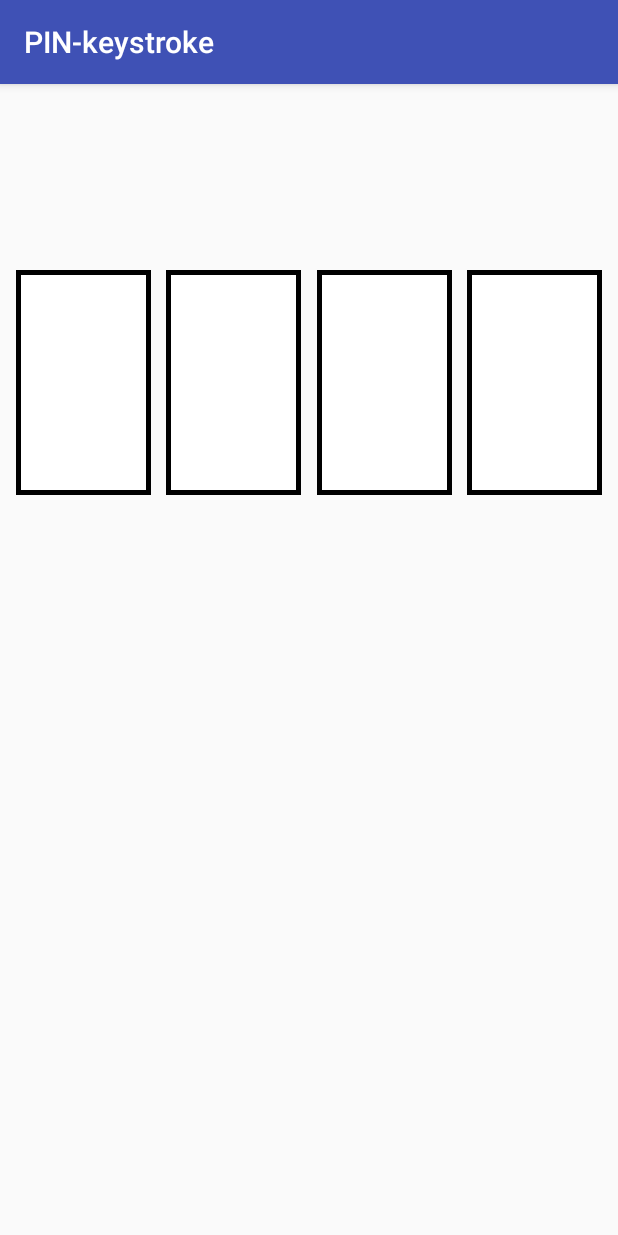
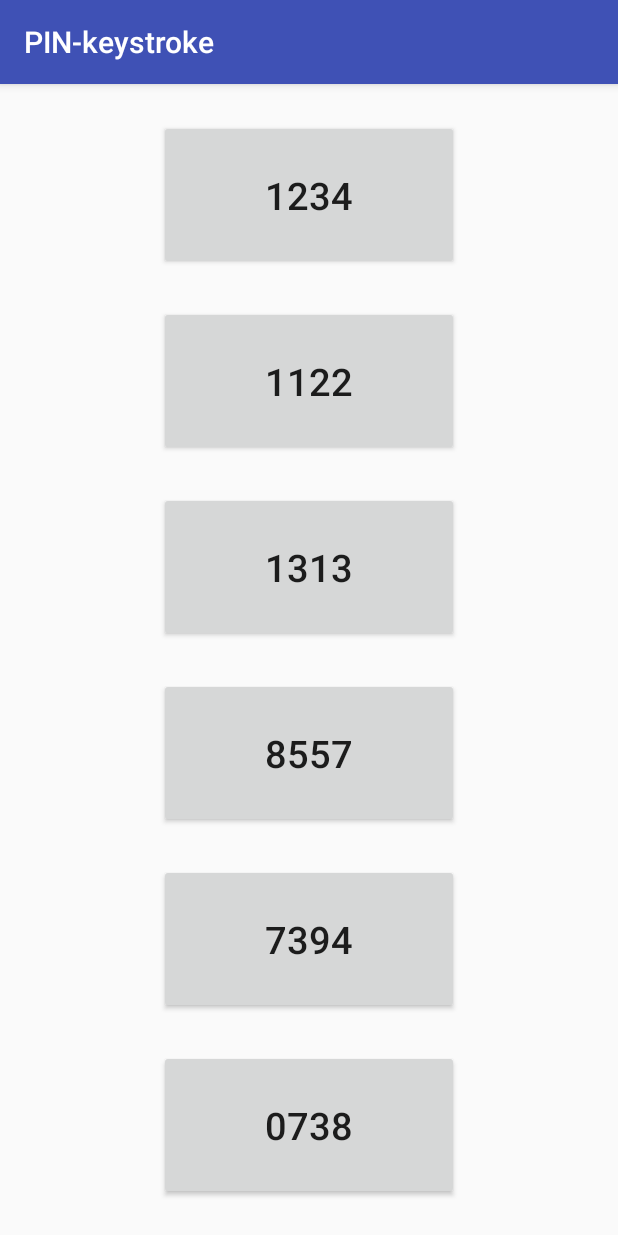
Before and after one commit to hannahmunoz/PIN-keystroke, an Android app: the TrainingMain screen opened directly, with no data from a screen before it, after a tap on "NEW USER", on a phone screen of 412 x 824 dp. Run offline under Robolectric (Android 15) with nearby library versions, the phone set to English and light mode, and no system bars.

```diff
--- a/PIN-keystroke/app/src/main/AndroidManifest.xml
+++ b/PIN-keystroke/app/src/main/AndroidManifest.xml
@@ -18,6 +18,9 @@
         </activity>
         <activity android:label="@string/app_name" android:name=".TrainingMain"/>
         <activity android:label="@string/app_name" android:name=".TrainingPIN"/>
+        <activity android:label="@string/app_name" android:name=".Thanks"/>
+        <activity android:label="@string/app_name" android:name=".PinChoice"/>
+
     </application>
 
 </manifest>
--- /dev/null
+++ b/PIN-keystroke/app/src/main/java/com/example/hannah/pin_keystroke/PinChoice.java
@@ -0,0 +1,70 @@
+package com.example.hannah.pin_keystroke;
+
+import android.content.Intent;
+import android.os.Bundle;
+import android.support.v7.app.AppCompatActivity;
+import android.view.View;
+import android.widget.Button;
+
+/**
+ * Created by hannah on 5/3/17.
+ */
+
+public class PinChoice extends AppCompatActivity implements View.OnClickListener{
+
+
+    @Override
+    protected void onCreate(Bundle savedInstanceState) {
+        super.onCreate(savedInstanceState);
+
+        //create the layout
+        setContentView(R.layout.pin_choice);
+
+        Button set1 = (Button) findViewById(R.id.set1);
+        set1.setOnClickListener(this);
+
+        Button set2 = (Button) findViewById(R.id.set2);
+        set2.setOnClickListener(this);
+
+        Button set3 = (Button) findViewById(R.id.set3);
+        set3.setOnClickListener(this);
+
+        Button set4 = (Button) findViewById(R.id.set4);
+        set4.setOnClickListener(this);
+
+        Button set5 = (Button) findViewById(R.id.set5);
+        set5.setOnClickListener(this);
+
+        Button set6 = (Button) findViewById(R.id.set6);
+        set6.setOnClickListener(this);
+
+    }
+
+    @Override
+    public void onClick(View v) {
+        Intent intent = new Intent(v.getContext(), TrainingPIN.class);
+        switch (v.getId()){
+            case (R.id.set1):
+                //go to training main
+                intent.putExtra("correct", "1234");
+                break;
+            case (R.id.set2):
+                intent.putExtra("correct", "1122");
+                break;
+            case (R.id.set3):
+                intent.putExtra("correct", "1312");
+                break;
+            case (R.id.set4):
+                intent.putExtra("correct", "8557");
+                break;
+            case (R.id.set5):
+                intent.putExtra("correct", "7394");
+                break;
+            case (R.id.set6):
+                intent.putExtra("correct", "0738");
+                break;
+        }
+        startActivity(intent);
+
+    }
+}
--- a/PIN-keystroke/app/src/main/java/com/example/hannah/pin_keystroke/TrainingMain.java
+++ b/PIN-keystroke/app/src/main/java/com/example/hannah/pin_keystroke/TrainingMain.java
@@ -32,7 +32,7 @@ public class TrainingMain extends AppCompatActivity implements View.OnClickListe
         switch (v.getId()){
             case (R.id.newUser):
                 //go to training main
-                Intent intent = new Intent(v.getContext(), TrainingPIN.class);
+                Intent intent = new Intent(v.getContext(), PinChoice.class);
                 startActivity(intent);
                 break;
             case (R.id.returningUser):
--- /dev/null
+++ b/PIN-keystroke/app/src/main/res/layout/pin_choice.xml
@@ -0,0 +1,107 @@
+<?xml version="1.0" encoding="utf-8"?>
+<android.support.constraint.ConstraintLayout xmlns:android="http://schemas.android.com/apk/res/android"
+    xmlns:app="http://schemas.android.com/apk/res-auto"
+    xmlns:tools="http://schemas.android.com/tools"
+    android:orientation="vertical"
+    android:layout_width="match_parent"
+    android:layout_height="match_parent"
+    tools:layout_editor_absoluteY="89dp"
+    tools:layout_editor_absoluteX="0dp">
+
+    <Button
+        android:id="@+id/set1"
+        android:layout_width="200dp"
+        android:layout_height="100dp"
+        android:textSize="25dp"
+        android:text="1234"
+        app:layout_constraintRight_toRightOf="parent"
+        app:layout_constraintLeft_toLeftOf="parent"
+        app:layout_constraintBottom_toTopOf="@+id/set2"
+        app:layout_constraintTop_toTopOf="parent"
+        tools:layout_constraintRight_creator="1"
+        tools:layout_constraintLeft_creator="1" />
+
+    <Button
+        android:id="@+id/set2"
+        android:layout_width="200dp"
+        android:layout_height="100dp"
+        android:textSize="25dp"
+        android:text="1122"
+        app:layout_constraintRight_toRightOf="parent"
+        app:layout_constraintLeft_toLeftOf="parent"
+        app:layout_constraintBottom_toTopOf="@+id/set3"
+        app:layout_constraintTop_toBottomOf="@+id/set1"
+        tools:layout_constraintRight_creator="1"
+        tools:layout_constraintLeft_creator="1" />
+
+    <Button
+        android:id="@+id/set3"
+        android:layout_width="200dp"
+        android:layout_height="100dp"
+        android:textSize="25dp"
+        android:text="1313"
+        app:layout_constraintRight_toRightOf="parent"
+        app:layout_constraintLeft_toLeftOf="parent"
+        app:layout_constraintBottom_toTopOf="@+id/set4"
+        app:layout_constraintTop_toBottomOf="@+id/set2"
+        tools:layout_constraintRight_creator="1"
+        tools:layout_constraintLeft_creator="1" />
+
+    <Button
+        android:id="@+id/set4"
+        android:layout_width="200dp"
+        android:layout_height="100dp"
+        android:textSize="25dp"
+        android:text="8557"
+        app:layout_constraintRight_toRightOf="parent"
+        app:layout_constraintLeft_toLeftOf="parent"
+        app:layout_constraintBottom_toTopOf="@+id/set5"
+        app:layout_constraintTop_toBottomOf="@+id/set3"
+        tools:layout_constraintRight_creator="1"
+        tools:layout_constraintLeft_creator="1" />
+
+    <Button
+        android:id="@+id/set5"
+        android:layout_width="200dp"
+        android:layout_height="100dp"
+        android:textSize="25dp"
+        android:text="7394"
+        app:layout_constraintRight_toRightOf="parent"
+        app:layout_constraintLeft_toLeftOf="parent"
+        app:layout_constraintBottom_toTopOf="@+id/set6"
+        app:layout_constraintTop_toBottomOf="@+id/set4"
+        tools:layout_constraintRight_creator="1"
+        tools:layout_constraintLeft_creator="1" />
+
+    <Button
+        android:id="@+id/set6"
+        android:layout_width="200dp"
+        android:layout_height="100dp"
+        android:textSize="25dp"
+        android:text="0738"
+        app:layout_constraintRight_toRightOf="parent"
+        app:layout_constraintLeft_toLeftOf="parent"
+        app:layout_constraintBottom_toBottomOf="parent"
+        app:layout_constraintTop_toBottomOf="@+id/set5"
+        tools:layout_constraintRight_creator="1"
+        tools:layout_constraintLeft_creator="1" />
+
+    <android.support.constraint.Guideline
+        android:layout_width="wrap_content"
+        android:layout_height="wrap_content"
+        android:id="@+id/guideline6"
+        app:layout_constraintGuide_begin="20dp"
+        android:orientation="vertical"
+        tools:layout_editor_absoluteY="0dp"
+        tools:layout_editor_absoluteX="20dp" />
+
+    <android.support.constraint.Guideline
+        android:layout_width="wrap_content"
+        android:layout_height="wrap_content"
+        android:id="@+id/guideline7"
+        app:layout_constraintGuide_begin="20dp"
+        android:orientation="horizontal"
+        tools:layout_editor_absoluteY="19dp"
+        tools:layout_editor_absoluteX="0dp" />
+
+</android.support.constraint.ConstraintLayout>
--- a/PIN-keystroke/app/src/main/res/layout/training.xml
+++ b/PIN-keystroke/app/src/main/res/layout/training.xml
@@ -9,69 +9,27 @@
     tools:layout_editor_absoluteY="89dp"
     tools:layout_editor_absoluteX="0dp">
 
-    <EditText
-        android:id="@+id/digitTwo"
-        android:layout_width="90dp"
-        android:layout_height="0dp"
-        android:background="@drawable/border"
-        android:cursorVisible="false"
-        android:ems="10"
-        android:inputType="numberPassword"
-        android:maxLength="1"
-        android:gravity="center"
-        android:textSize="90sp"
-        app:layout_constraintRight_toLeftOf="@+id/digitThree"
-        app:layout_constraintLeft_toRightOf="@+id/digitOne"
-        tools:layout_constraintTop_creator="1"
-        tools:layout_constraintBottom_creator="1"
-        app:layout_constraintBottom_toBottomOf="@+id/digitThree"
-        app:layout_constraintTop_toTopOf="@+id/digitThree" />
 
     <EditText
-        android:id="@+id/digitOne"
-        android:layout_width="90dp"
+        android:id="@+id/digit"
+        android:layout_width="0dp"
         android:layout_height="150dp"
         android:background="@drawable/border"
         android:cursorVisible="false"
         android:ems="10"
         android:inputType="numberPassword"
-        android:maxLength="1"
+        android:maxLength="4"
         android:gravity="center"
         android:textSize="90sp"
-        app:layout_constraintRight_toLeftOf="@+id/digitTwo"
+        tools:layout_constraintTop_creator="1"
+        tools:layout_constraintRight_creator="1"
+        android:layout_marginStart="47dp"
+        android:layout_marginEnd="47dp"
+        app:layout_constraintRight_toRightOf="parent"
+        android:layout_marginTop="124dp"
+        tools:layout_constraintLeft_creator="1"
         app:layout_constraintLeft_toLeftOf="parent"
-        app:layout_constraintBaseline_toBaselineOf="@+id/digitTwo"
-        tools:layout_constraintBaseline_creator="1" />
-
-    <EditText
-        android:id="@+id/digitThree"
-        android:layout_width="90dp"
-        android:layout_height="150dp"
-        android:background="@drawable/border"
-        android:cursorVisible="false"
-        android:ems="10"
-        android:inputType="numberPassword"
-        android:gravity="center"
-        android:textSize="90sp"
-        android:maxLength="1"
-        app:layout_constraintRight_toLeftOf="@+id/digitFour"
-        app:layout_constraintLeft_toRightOf="@+id/digitTwo"
-        tools:layout_constraintTop_creator="1"
-        android:layout_marginTop="124dp"
         app:layout_constraintTop_toTopOf="parent" />
 
-    <EditText
-        android:id="@+id/digitFour"
-        android:layout_width="90dp"
-        android:layout_height="150dp"
-        android:background="@drawable/border"
-        android:cursorVisible="false"
-        android:inputType="numberPassword"
-        android:gravity="center"
-        android:textSize="90sp"
-        app:layout_constraintRight_toRightOf="parent"
-        app:layout_constraintLeft_toRightOf="@+id/digitThree"
-        app:layout_constraintBaseline_toBaselineOf="@+id/digitThree"
-        tools:layout_constraintBaseline_creator="1" />
 
 </android.support.constraint.ConstraintLayout>
```
Also changed, not shown: PIN-keystroke/app/src/main/java/com/example/hannah/pin_keystroke/Thanks.java (added, +34 -0 lines), PIN-keystroke/app/src/main/java/com/example/hannah/pin_keystroke/TrainingPIN.java (+92 -5 lines).
